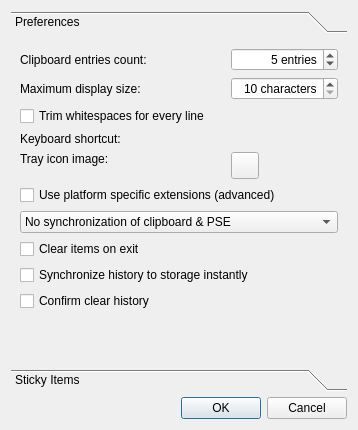
This is src/preferencesdialog.ui in lxqt/lxqt-clip as Qt 5 draws it before an edit. The edited form follows.
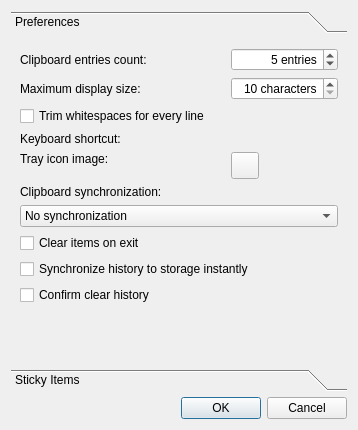
This is the edited form. Custom widgets are drawn as their Qt base class.

Commit message: Simplified UI for clipboard sync.

```diff
--- a/src/preferencesdialog.ui
+++ b/src/preferencesdialog.ui
@@ -148,12 +148,12 @@
         </widget>
        </item>
        <item row="5" column="0" colspan="2">
-        <widget class="QCheckBox" name="platformExtensionsCheckBox">
+        <widget class="QLabel" name="platformExtensionsLabel">
          <property name="toolTip">
           <string>Use clipboard extensions (Selection/FindBuffer) when it's supported</string>
          </property>
          <property name="text">
-          <string>Use platform specific extensions (advanced)</string>
+          <string>Clipboard synchronization:</string>
          </property>
         </widget>
        </item>
@@ -161,7 +161,7 @@
         <widget class="QComboBox" name="synchronizePSE">
          <item>
           <property name="text">
-           <string>No synchronization of clipboard &amp; PSE</string>
+           <string>No synchronization</string>
           </property>
          </item>
          <item>
```
Left out of the diff: 6 changed lines with no effect on the pictures. The commit also changes 1 other file.
